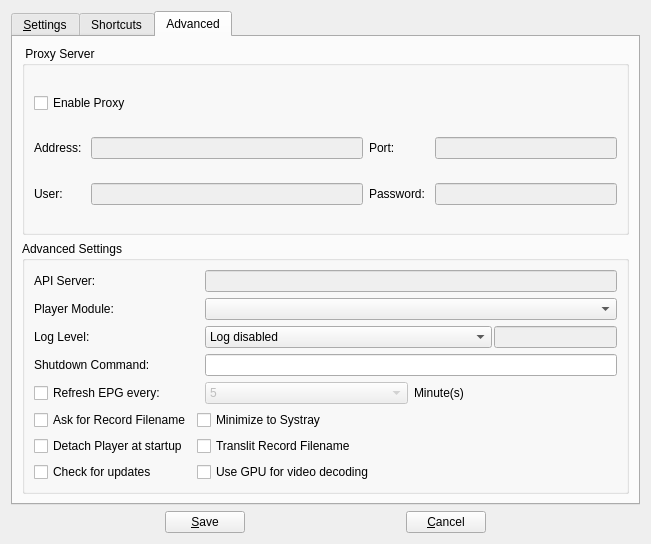
Before: the Qt Designer form ktv-recorder/forms/csettingsdlg.ui in code-google-com/vlc-record, drawn with Qt 5.
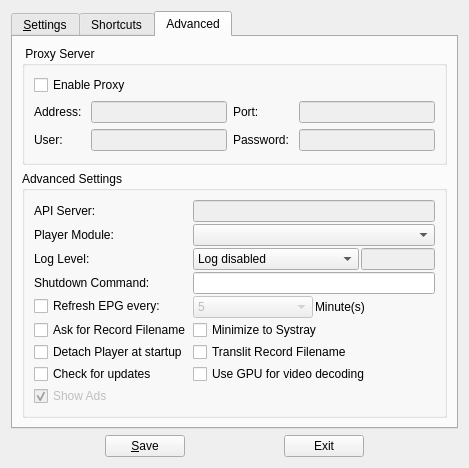
After: the same form once the commit is applied. The open tabs and pages were chosen to show the change. Icons and pictures are not drawn. Custom widgets are drawn as their Qt base class.

```diff
--- a/ktv-recorder/forms/csettingsdlg.ui
+++ b/ktv-recorder/forms/csettingsdlg.ui
@@ -6,8 +6,8 @@
    <rect>
     <x>0</x>
     <y>0</y>
-    <width>651</width>
-    <height>544</height>
+    <width>469</width>
+    <height>439</height>
    </rect>
   </property>
   <property name="windowTitle">
@@ -32,7 +32,7 @@
          <property name="title">
           <string> Subscription details provided by %1 </string>
          </property>
-         <layout class="QGridLayout" name="gridLayout_4">
+         <layout class="QGridLayout" name="gridLayout">
           <item row="0" column="0">
            <widget class="QLabel" name="label_2">
             <property name="text">
@@ -404,7 +404,7 @@
          <property name="title">
           <string> Proxy Server </string>
          </property>
-         <layout class="QGridLayout" name="gridLayout_3" columnstretch="0,60,0,40">
+         <layout class="QGridLayout" name="gridLayout_3" columnstretch="0,0,0,0">
           <item row="0" column="0" colspan="2">
            <widget class="QCheckBox" name="useProxy">
             <property name="text">
@@ -497,7 +497,13 @@
          <property name="title">
           <string>Advanced Settings</string>
          </property>
-         <layout class="QGridLayout" name="gridLayout">
+         <layout class="QFormLayout" name="formLayout_2">
+          <property name="horizontalSpacing">
+           <number>2</number>
+          </property>
+          <property name="verticalSpacing">
+           <number>2</number>
+          </property>
           <item row="0" column="0">
            <widget class="QLabel" name="lanApiServer">
             <property name="text">
@@ -505,24 +511,14 @@
             </property>
            </widget>
           </item>
-          <item row="0" column="3">
-           <widget class="QLineEdit" name="lineApiServer">
-            <property name="enabled">
-             <bool>false</bool>
-            </property>
-           </widget>
-          </item>
-          <item row="1" column="0">
+          <item row="2" column="0">
            <widget class="QLabel" name="label_15">
             <property name="text">
              <string>Player Module:</string>
             </property>
            </widget>
           </item>
-          <item row="1" column="3">
-           <widget class="QComboBox" name="cbxPlayerMod"/>
-          </item>
-          <item row="2" column="0">
+          <item row="4" column="0">
            <widget class="QLabel" name="label_11">
             <property name="text">
              <string>Log Level:</string>
@@ -536,93 +532,116 @@
             </property>
            </widget>
           </item>
-          <item row="6" column="3">
-           <widget class="QLineEdit" name="lineShutdown"/>
-          </item>
-          <item row="7" column="0" colspan="3">
+          <item row="8" column="0">
            <widget class="QCheckBox" name="checkRefresh">
             <property name="text">
              <string>Refresh EPG every:</string>
             </property>
            </widget>
           </item>
-          <item row="7" column="3">
-           <layout class="QHBoxLayout" name="horizontalLayout_3">
-            <item>
-             <widget class="QComboBox" name="cbxInterval">
-              <property name="enabled">
-               <bool>false</bool>
-              </property>
-              <item>
-               <property name="text">
-                <string>5</string>
-               </property>
-              </item>
-              <item>
-               <property name="text">
-                <string>10</string>
-               </property>
-              </item>
-              <item>
-               <property name="text">
-                <string>15</string>
-               </property>
-              </item>
-             </widget>
-            </item>
-            <item>
-             <widget class="QLabel" name="label_9">
-              <property name="text">
-               <string>Minute(s)</string>
-              </property>
-             </widget>
-            </item>
-           </layout>
-          </item>
-          <item row="8" column="0" colspan="2">
+          <item row="10" column="0">
            <widget class="QCheckBox" name="checkAskForName">
             <property name="text">
              <string>Ask for Record Filename</string>
             </property>
            </widget>
           </item>
-          <item row="8" column="2" colspan="2">
+          <item row="10" column="1">
            <widget class="QCheckBox" name="checkHideToSystray">
             <property name="text">
              <string>Minimize to Systray</string>
             </property>
            </widget>
           </item>
-          <item row="9" column="0" colspan="2">
+          <item row="12" column="0">
            <widget class="QCheckBox" name="checkDetach">
             <property name="text">
              <string>Detach Player at startup</string>
             </property>
            </widget>
           </item>
-          <item row="9" column="2" colspan="2">
+          <item row="12" column="1">
            <widget class="QCheckBox" name="checkTranslit">
             <property name="text">
              <string>Translit Record Filename</string>
             </property>
            </widget>
           </item>
-          <item row="11" column="0" colspan="2">
+          <item row="14" column="0">
            <widget class="QCheckBox" name="checkUpdate">
             <property name="text">
              <string>Check for updates</string>
             </property>
            </widget>
           </item>
-          <item row="11" column="2" colspan="2">
+          <item row="14" column="1">
            <widget class="QCheckBox" name="checkGPUAcc">
             <property name="text">
              <string>Use GPU for video decoding</string>
             </property>
            </widget>
           </item>
-          <item row="2" column="3">
-           <layout class="QHBoxLayout" name="horizontalLayout_4" stretch="7,3">
+          <item row="0" column="1">
+           <widget class="QLineEdit" name="lineApiServer">
+            <property name="enabled">
+             <bool>false</bool>
+            </property>
+           </widget>
+          </item>
+          <item row="2" column="1">
+           <widget class="QComboBox" name="cbxPlayerMod"/>
+          </item>
+          <item row="6" column="1">
+           <widget class="QLineEdit" name="lineShutdown"/>
+          </item>
+          <item row="8" column="1">
+           <layout class="QHBoxLayout" name="horizontalLayout_3">
+            <item>
+             <widget class="QComboBox" name="cbxInterval">
+              <property name="enabled">
+               <bool>false</bool>
+              </property>
+              <item>
+               <property name="text">
+                <string>5</string>
+               </property>
+              </item>
+              <item>
+               <property name="text">
+                <string>10</string>
+               </property>
+              </item>
+              <item>
+               <property name="text">
+                <string>15</string>
+               </property>
+              </item>
+             </widget>
+            </item>
+            <item>
+             <widget class="QLabel" name="label_9">
+              <property name="text">
+               <string>Minute(s)</string>
+              </property>
+             </widget>
+            </item>
+           </layout>
+          </item>
+          <item row="16" column="0">
+           <widget class="QCheckBox" name="checkAds">
+            <property name="enabled">
+             <bool>false</bool>
+            </property>
+            <property name="text">
+             <string>Show Ads</string>
+            </property>
+            <property name="checked">
+             <bool>true</bool>
+            </property>
+           </widget>
+          </item>
+          <item row="4" column="1">
+           <layout class="QHBoxLayout" name="horizontalLayout_4" stretch="0,3">
             <property name="spacing">
              <number>2</number>
             </property>
@@ -655,6 +674,12 @@
               <property name="enabled">
                <bool>false</bool>
               </property>
+              <property name="minimumSize">
+               <size>
+                <width>60</width>
+                <height>0</height>
+               </size>
+              </property>
              </widget>
             </item>
            </layout>
@@ -704,7 +729,7 @@
      <item>
       <widget class="QPushButton" name="pushCancel">
        <property name="text">
-        <string>&amp;Cancel</string>
+        <string>Exit</string>
        </property>
       </widget>
      </item>
```
Left out of the diff: 73 changed lines with no effect on the pictures.
